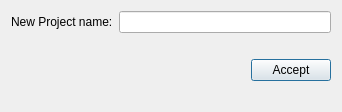
qgisred/QGISRed, file ui/general/qgisred_renameproject_dialog.ui: the form before one commit.
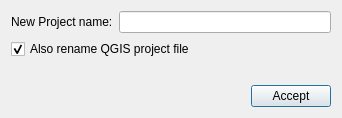
The form after the commit. Icons and pictures are not drawn.

Commit message: ProjectManager: Rename all files related with the project and qgis project references

The edit to the form file:
```diff
--- a/ui/general/qgisred_renameproject_dialog.ui
+++ b/ui/general/qgisred_renameproject_dialog.ui
@@ -7,7 +7,7 @@
     <x>0</x>
     <y>0</y>
     <width>342</width>
-    <height>112</height>
+    <height>90</height>
    </rect>
   </property>
   <property name="windowTitle">
@@ -38,6 +38,16 @@
        </item>
       </layout>
      </item>
+     <item>
+      <widget class="QCheckBox" name="cbRenameQGISProject">
+       <property name="text">
+        <string>Also rename QGIS project file</string>
+       </property>
+       <property name="checked">
+        <bool>true</bool>
+       </property>
+      </widget>
+     </item>
      <item>
       <widget class="QLabel" name="lbMessage">
        <property name="font">
@@ -75,19 +85,6 @@
        </item>
       </layout>
      </item>
-     <item>
-      <spacer name="verticalSpacer">
-       <property name="orientation">
-        <enum>Qt::Vertical</enum>
-       </property>
-       <property name="sizeHint" stdset="0">
-        <size>
-         <width>20</width>
-         <height>40</height>
-        </size>
-       </property>
-      </spacer>
-     </item>
     </layout>
    </item>
   </layout>
```
The commit also changes 2 other files.
